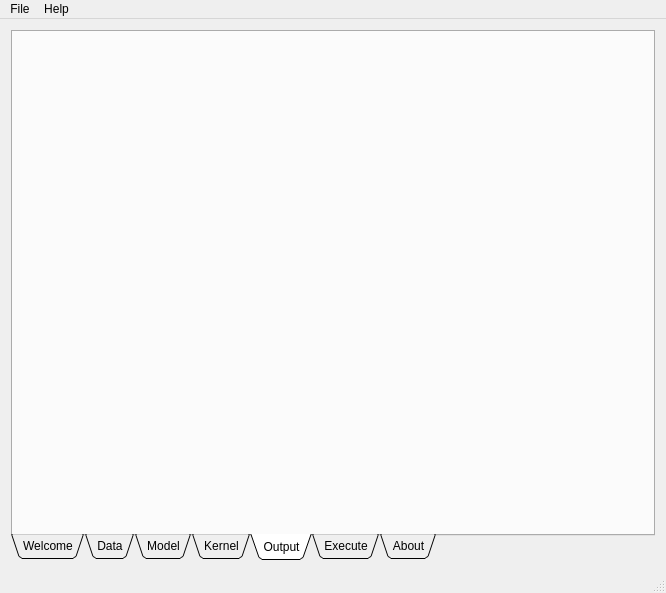
Old version of the form Qt/mainwindow.ui in the repository Anders1232/GWR_BR.
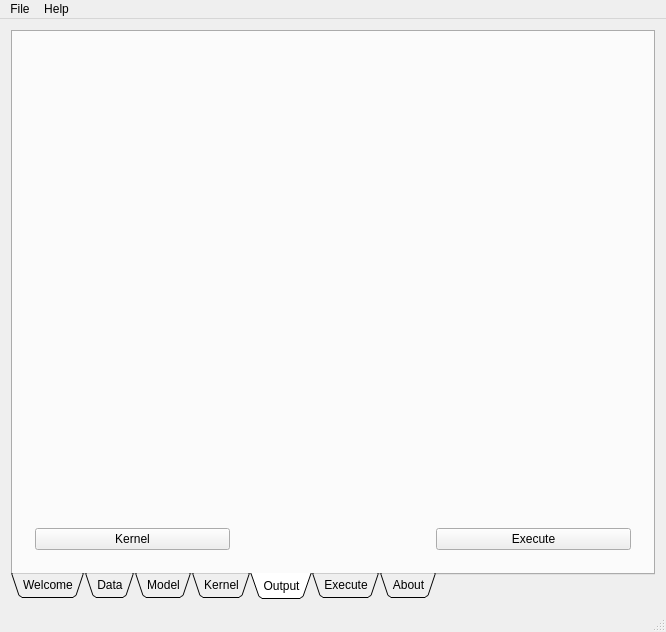
New version of the form. The open tabs and pages were chosen to show the change. Icons and pictures are not drawn.

Commit message: Desenvolvendo interface gráfica

What changed in the file:
```diff
--- a/Qt/mainwindow.ui
+++ b/Qt/mainwindow.ui
@@ -7,7 +7,7 @@
     <x>0</x>
     <y>0</y>
     <width>666</width>
-    <height>547</height>
+    <height>632</height>
    </rect>
   </property>
   <property name="windowTitle">
@@ -1102,6 +1102,39 @@
        <attribute name="title">
         <string>Output</string>
        </attribute>
+       <layout class="QVBoxLayout" name="verticalLayout_18" stretch="5,5,1">
+        <item>
+         <widget class="QWidget" name="widget_9" native="true"/>
+        </item>
+        <item>
+         <widget class="QWidget" name="widget_29" native="true"/>
+        </item>
+        <item>
+         <widget class="QWidget" name="widget_28" native="true">
+          <layout class="QHBoxLayout" name="horizontalLayout_23">
+           <item>
+            <widget class="QPushButton" name="OutputKernelButton">
+             <property name="text">
+              <string>Kernel</string>
+             </property>
+            </widget>
+           </item>
+           <item>
+            <widget class="QWidget" name="widget_30" native="true">
+             <zorder>OutputKernelButton</zorder>
+            </widget>
+           </item>
+           <item>
+            <widget class="QPushButton" name="OutputExecuteButton">
+             <property name="text">
+              <string>Execute</string>
+             </property>
+            </widget>
+           </item>
+          </layout>
+         </widget>
+        </item>
+       </layout>
       </widget>
       <widget class="QWidget" name="Execute">
        <attribute name="title">
```
Left out of the diff: 50 changed lines with no effect on the pictures.
